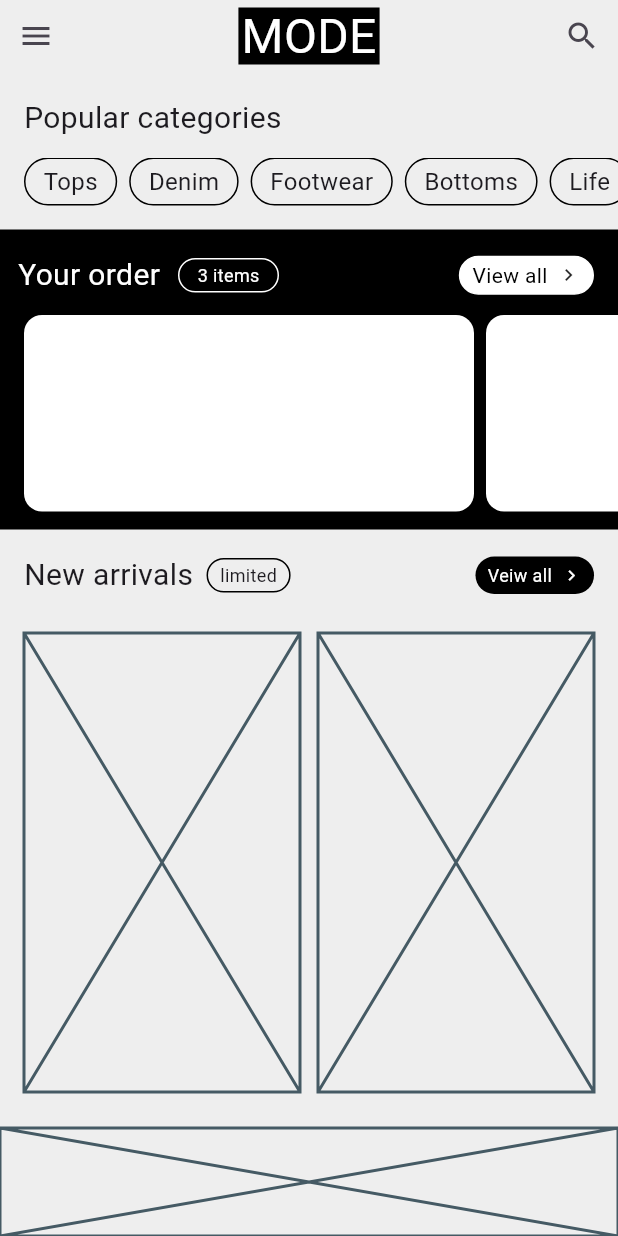
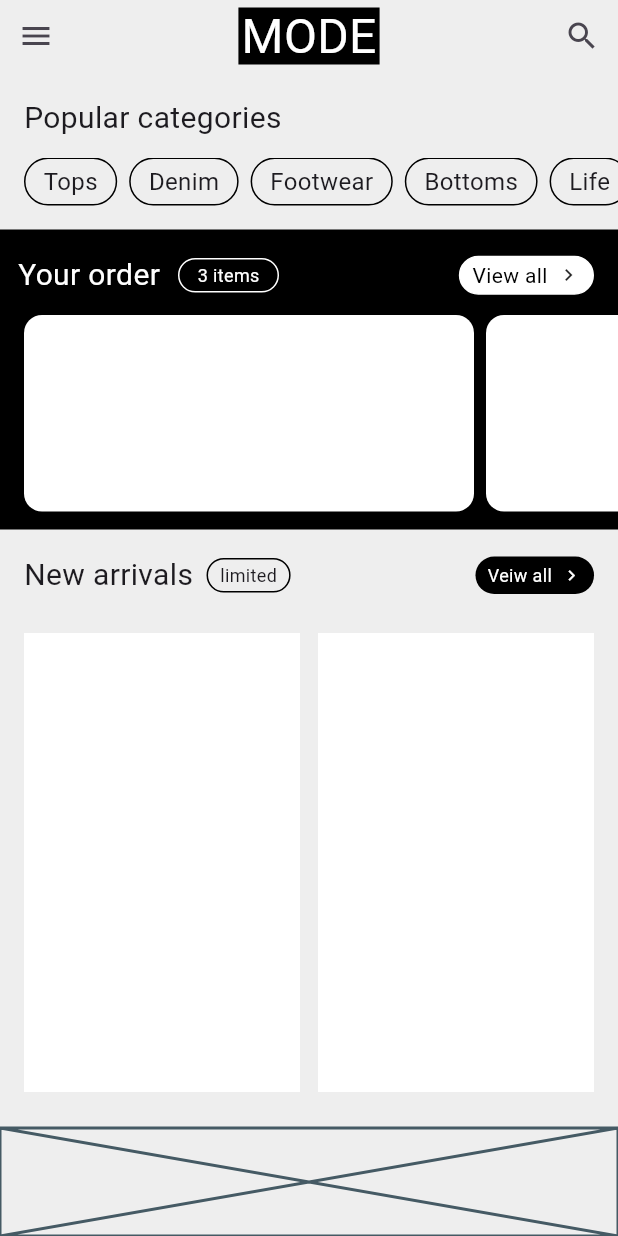
Before and after one commit to JAICHANGPARK/flutter_notebook_chapter_49, a Flutter app: the ECommerceHomePage screen opened directly, on a phone screen of 412 x 824 dp. Run offline on Flutter 3.47's test engine with Material 3 defaults, Android fonts, the phone set to English and light mode, and no system bars; our stand-ins replace google_fonts; Roboto replaces fonts that are missing (Akshar).

Commit message:
Update e_commerce_home_page.dart

```diff
--- a/lib/ep2451_e_commerce_app/ui/e_commerce_home_page.dart
+++ b/lib/ep2451_e_commerce_app/ui/e_commerce_home_page.dart
@@ -200,12 +200,23 @@ class _ECommerceHomePageState extends State<ECommerceHomePage> {
             ),
             Expanded(
               child: Padding(
-                padding: const EdgeInsets.symmetric(horizontal: 16, vertical: 8),
+                padding: const EdgeInsets.symmetric(
+                  horizontal: 16,
+                  vertical: 8,
+                ),
                 child: Row(
                   spacing: 12,
                   children: [
-                    Expanded(child: Placeholder()),
-                    Expanded(child: Placeholder()),
+                    Expanded(
+                      child: Container(
+                        decoration: BoxDecoration(color: Colors.white),
+                      ),
+                    ),
+                    Expanded(
+                      child: Container(
+                        decoration: BoxDecoration(color: Colors.white),
+                      ),
+                    ),
                   ],
                 ),
               ),
```
